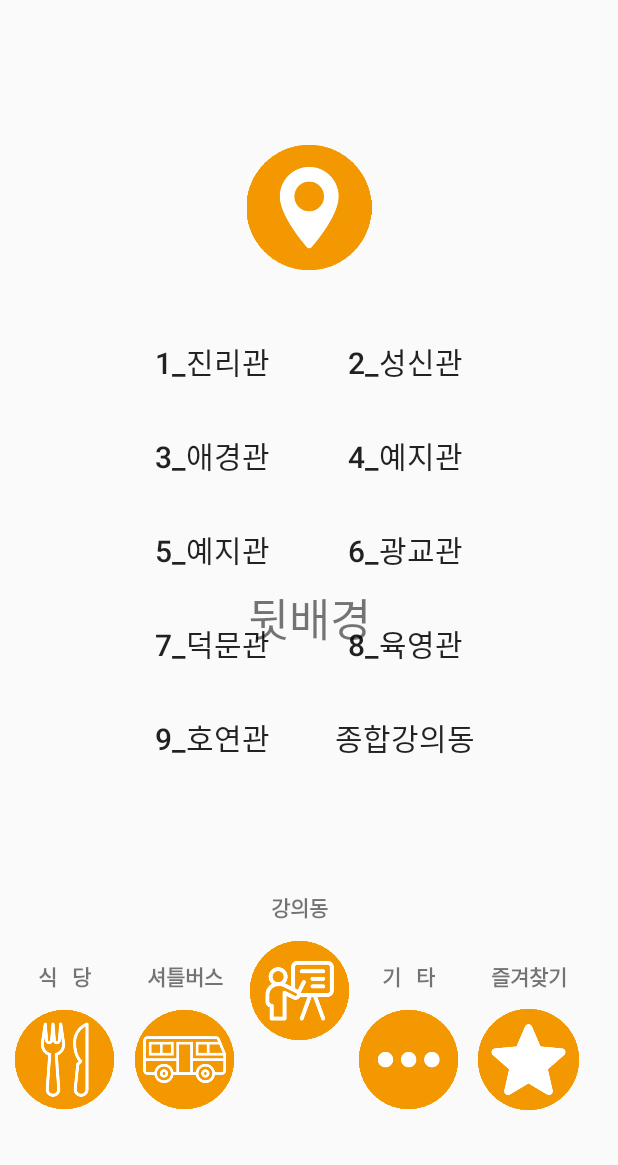
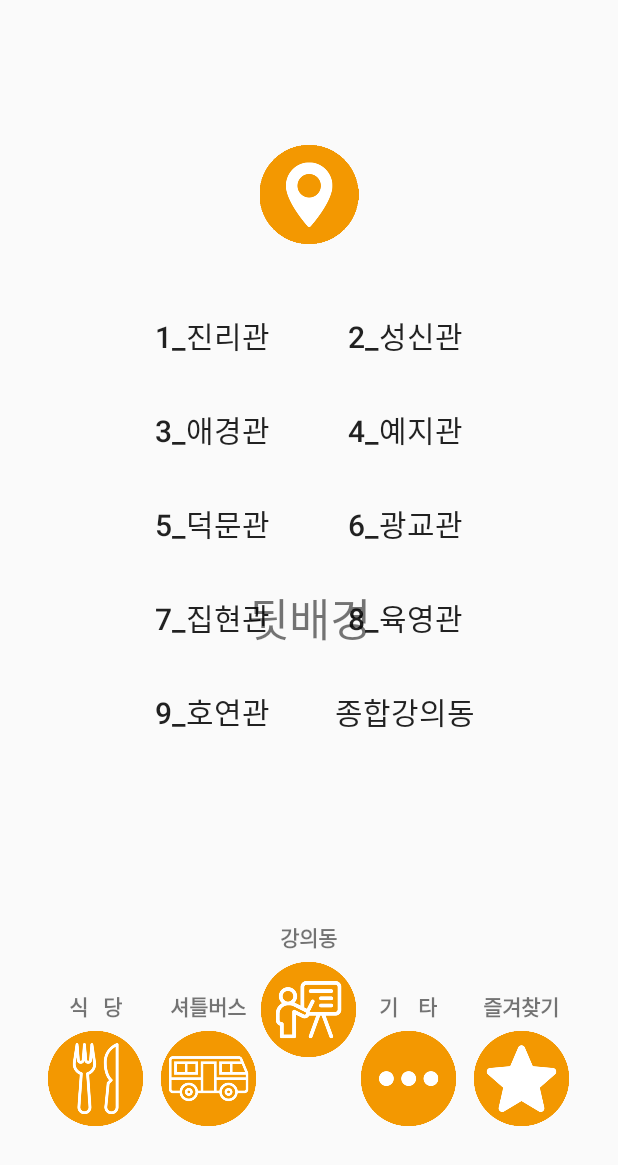
Before and after one commit to jiko1456/chlwlgp11, an Android app: the screen it shows after launch (LectureRoom), on a phone screen of 412 x 824 dp. Shown: the top 1165 px of the screen. Run offline under Robolectric (Android 15) with nearby library versions, the phone set to English and light mode, and no system bars.

Commit message:
화면 구상

```diff
--- a/app/src/main/res/layout/activity_lecturerooom.xml
+++ b/app/src/main/res/layout/activity_lecturerooom.xml
@@ -5,7 +5,7 @@
 
     <ImageView
         android:layout_width="match_parent"
-        android:layout_height="83dp"
+        android:layout_height="66dp"
         android:layout_margin="30dp"
         android:gravity="bottom"
         android:src="@drawable/b_navi" />
@@ -134,32 +134,31 @@
     </GridLayout>
 
     //밑에 부분 전체
-
     <View
         android:layout_width="0dp"
         android:layout_height="0dp"
         android:layout_weight="1"/>
 
-    // 밑에 버튼 5개 감싸는 레이아웃
     <LinearLayout
         android:layout_width="match_parent"
         android:layout_height="wrap_content"
         android:layout_gravity="center_horizontal"
-
-        android:gravity="bottom"
+        android:gravity="center"
         android:orientation="horizontal"
-        android:layout_marginBottom="45dp">
+        android:layout_marginBottom="25dp">
 
         <LinearLayout
-            android:layout_width="163dp"
+            android:layout_width="wrap_content"
             android:layout_height="match_parent"
-            android:orientation="horizontal">
+            android:orientation="horizontal"
+            android:gravity="center">
 
             <LinearLayout
-                android:layout_width="80dp"
+                android:layout_width="70dp"
                 android:layout_height="112dp"
                 android:layout_gravity="bottom|center_horizontal"
-                android:orientation="vertical">
+                android:orientation="vertical"
+                android:layout_marginLeft="5dp">
 
                 <TextView
                     android:layout_width="wrap_content"
@@ -170,8 +169,8 @@
 
                 <ImageButton
                     android:id="@+id/res"
-                    android:layout_width="66dp"
-                    android:layout_height="90dp"
+                    android:layout_width="63dp"
+                    android:layout_height="75dp"
                     android:layout_gravity="bottom|center"
                     android:background="#00ff0000"
                     android:cropToPadding="true"
@@ -180,10 +179,11 @@
             </LinearLayout>
 
             <LinearLayout
-                android:layout_width="80dp"
+                android:layout_width="70dp"
                 android:layout_height="112dp"
                 android:layout_gravity="bottom|center_horizontal"
-                android:orientation="vertical">
+                android:orientation="vertical"
+                android:layout_marginLeft="5dp">
 
                 <TextView
                     android:layout_width="wrap_content"
@@ -194,24 +194,18 @@
 
                 <ImageButton
                     android:id="@+id/bus"
-                    android:layout_width="66dp"
-                    android:layout_height="90dp"
+                    android:layout_width="63dp"
+                    android:layout_height="75dp"
                     android:layout_gravity="bottom|center"
                     android:background="#00ff0000"
                     android:scaleType="fitCenter"
                     android:src="@drawable/b_busstop" />
 
-                <LinearLayout
-                    android:layout_width="80dp"
-                    android:layout_height="match_parent"
-                    android:orientation="vertical">
-
-                </LinearLayout>
             </LinearLayout>
         </LinearLayout>
 
         <LinearLayout
-            android:layout_width="66dp"
+            android:layout_width="wrap_content"
             android:layout_height="158dp"
             android:layout_gravity="bottom|center_horizontal"
             android:orientation="vertical">
@@ -225,8 +219,8 @@
 
             <ImageButton
                 android:id="@+id/lec"
-                android:layout_width="66dp"
-                android:layout_height="90dp"
+                android:layout_width="63dp"
+                android:layout_height="75dp"
                 android:layout_gravity="bottom|center"
                 android:background="#00ff0000"
                 android:scaleType="fitCenter"
@@ -234,12 +228,13 @@
         </LinearLayout>
 
         <LinearLayout
-            android:layout_width="match_parent"
+            android:layout_width="wrap_content"
             android:layout_height="match_parent"
-            android:orientation="horizontal">
+            android:orientation="horizontal"
+            android:gravity="center">
 
             <LinearLayout
-                android:layout_width="80dp"
+                android:layout_width="70dp"
                 android:layout_height="112dp"
                 android:layout_gravity="bottom|center_horizontal"
                 android:orientation="vertical">
@@ -248,13 +243,13 @@
                     android:layout_width="wrap_content"
                     android:layout_height="wrap_content"
                     android:layout_gravity="center"
-                    android:text="기   타"
+                    android:text="기    타"
                     android:textStyle="bold" />
 
                 <ImageButton
                     android:id="@+id/etc"
-                    android:layout_width="66dp"
-                    android:layout_height="90dp"
+                    android:layout_width="63dp"
+                    android:layout_height="75dp"
                     android:layout_gravity="bottom|center"
                     android:background="#00ff0000"
                     android:scaleType="fitCenter"
@@ -262,10 +257,12 @@
             </LinearLayout>
 
             <LinearLayout
-                android:layout_width="80dp"
+                android:layout_width="70dp"
                 android:layout_height="112dp"
                 android:layout_gravity="bottom|center_horizontal"
-                android:orientation="vertical">
+                android:orientation="vertical"
+                android:layout_marginLeft="5dp"
+                android:layout_marginRight="5dp">
 
                 <TextView
                     android:layout_width="wrap_content"
@@ -276,8 +273,8 @@
 
                 <ImageButton
                     android:id="@+id/favor"
-                    android:layout_width="67dp"
-                    android:layout_height="90dp"
+                    android:layout_width="63dp"
+                    android:layout_height="75dp"
                     android:layout_gravity="bottom|center"
                     android:background="#00ff0000"
                     android:scaleType="fitCenter"
--- a/app/src/main/res/values/strings.xml
+++ b/app/src/main/res/values/strings.xml
@@ -4,9 +4,9 @@
     <string name="title02">2_성신관</string>
     <string name="title03">3_애경관</string>
     <string name="title04">4_예지관</string>
-    <string name="title05">5_예지관</string>
+    <string name="title05">5_덕문관</string>
     <string name="title06">6_광교관</string>
-    <string name="title07">7_덕문관</string>
+    <string name="title07">7_집현관</string>
     <string name="title08">8_육영관</string>
     <string name="title09">9_호연관</string>
     <string name="title10">종합강의동</string>
```
